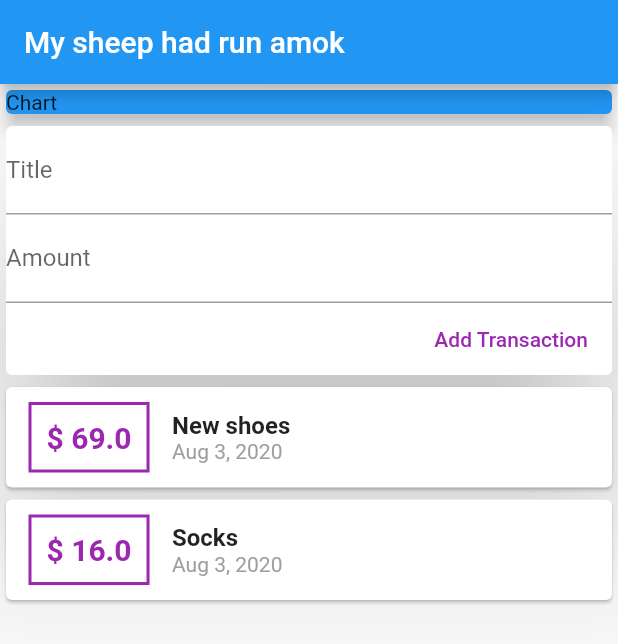
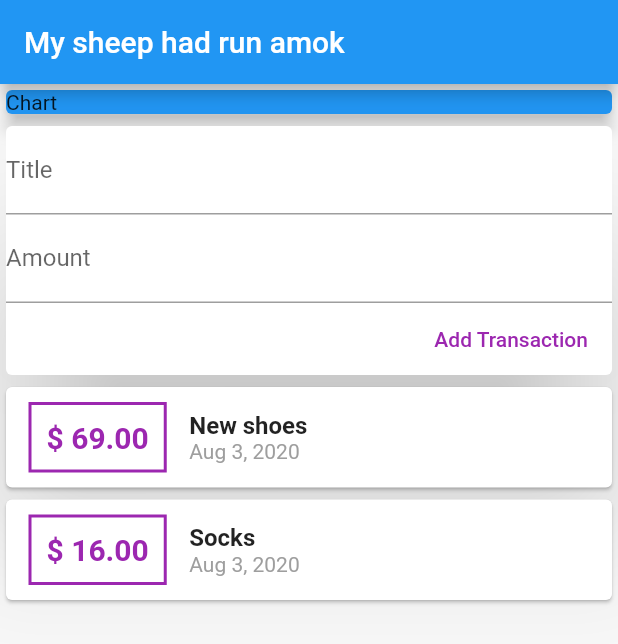
Before and after one commit to alegalliard/flutter-quiz, a Flutter app: the screen it shows after launch, after a tap on "Add Transaction", on a phone screen of 412 x 824 dp. Shown: the top 644 px of the screen. Run offline on Flutter 3.47's test engine with Material 2 defaults, Android fonts, the phone set to English and light mode, and no system bars.

Commit message:
ListView.builder, transactions widgets files

```diff
--- /dev/null
+++ b/lib/finance/widgets/new_transaction.dart
@@ -0,0 +1,64 @@
+import 'package:flutter/material.dart';
+
+class NewTransaction extends StatelessWidget {
+  final Function addTx;
+  final titleController = TextEditingController();
+  final amountController = TextEditingController();
+
+  NewTransaction(this.addTx);
+
+  void submitData() {
+    final enteredTitle = titleController.text;
+    final enteredAmount = double.parse(amountController.text);
+
+    if(enteredTitle.isEmpty || enteredAmount <= 0) {
+      return;
+    }
+
+    addTx(enteredTitle, enteredAmount);
+  }
+
+  @override
+  Widget build(BuildContext context) {
+    return Card(
+        elevation: 50,
+        child: Container(
+          child:
+          Column(
+            crossAxisAlignment: CrossAxisAlignment.end,
+            children: <Widget>[
+              TextField(
+                onSubmitted: (_) => submitData(),
+                cursorColor: Colors.purple,
+                controller: titleController,
+                decoration: InputDecoration(
+                  labelText: 'Title'
+                ),
+                onChanged: (value) {
+                  print(titleController.text);
+                },
+              ),
+              TextField(
+                onSubmitted: (_) => submitData(),
+                keyboardType: TextInputType.number,
+                cursorColor: Colors.purple,
+                controller: amountController,
+                decoration: InputDecoration(
+                  labelText: 'Amount'
+                ),
+                onChanged: (value) {
+
+                },
+              ),
+              FlatButton(
+                child: Text('Add Transaction'),
+                textColor: Colors.purple,
+                onPressed: submitData,
+              )
+            ],
+          )
+        ),
+      );
+
+  }
+}
--- /dev/null
+++ b/lib/finance/widgets/transaction_list.dart
@@ -0,0 +1,63 @@
+import 'package:flutter/material.dart';
+import 'package:intl/intl.dart';
+import 'package:max/finance/models/transaction.dart';
+
+class TransactionList extends StatelessWidget {
+
+  final List<Transaction> transactions;
+  TransactionList(this.transactions);
+
+  @override
+  Widget build(BuildContext context) {
+    return Container(
+      height: 300,
+      child: ListView.builder(
+        itemCount: transactions.length,
+        itemBuilder: (ctx, index) {
+          return Card(
+              child: Row(children: <Widget>[
+                Container(
+                  margin: EdgeInsets.symmetric(vertical: 10, horizontal: 15),
+                  decoration: BoxDecoration(
+                    border: Border.all(
+                      color: Colors.purple,
+                      width: 2
+                    )
+                  ),
+                  padding: EdgeInsets.all(10),
+
+                  child: Text(
+                    '\$ ${transactions[index].amount.toStringAsFixed(2)}', //string interpolation,
+                    style: TextStyle(
+                      fontWeight: FontWeight.bold,
+                      fontSize: 20,
+                      color: Colors.purple,
+                    ),
+                  ),
+                ),
+                Column(
+                  crossAxisAlignment: CrossAxisAlignment.start,
+
+                  children: <Widget>[
+                    Text(
+                      transactions[index].title,
+                      style: TextStyle(
+                        fontSize: 16,
+                        fontWeight: FontWeight.bold
+                      ),
+                    ),
+                    Text(
+                      // DateFormat('dd/MM/yyyy').format(tx.date),
+                      DateFormat.yMMMd().format(transactions[index].date),
+                      style: TextStyle(color: Colors.grey),
+                    )
+                  ],
+                )
+              ],
+            )
+          );
+        },
+      )
+    );
+  }
+}
--- /dev/null
+++ b/lib/finance/widgets/user_transactions.dart
@@ -0,0 +1,40 @@
+import 'package:flutter/material.dart';
+import 'package:intl/intl.dart';
+import 'package:max/finance/models/transaction.dart';
+import 'new_transaction.dart';
+import 'transaction_list.dart';
+
+class UserTransactions extends StatefulWidget {
+  @override
+  _UserTransactionsState createState() => _UserTransactionsState();
+}
+
+class _UserTransactionsState extends State<UserTransactions> {
+  final List<Transaction> _userTransaction = [
+    Transaction(id: 't1', title: 'New shoes', amount: 69.00, date: DateTime.now()),
+    Transaction(id: 't2', title: 'Socks', amount: 16.00, date: DateTime.now())
+  ];
+
+  void _addNewTransaction(String txTitle, double txAmount) {
+    final newTx = Transaction(
+        title: txTitle,
+        amount: txAmount,
+        date: DateTime.now(),
+        id: DateTime.now().toString()
+      );
+
+      setState(() {
+        _userTransaction.add(newTx);
+      });
+  }
+
+  @override
+  Widget build(BuildContext context) {
+    return Column(
+      children: <Widget>[
+        NewTransaction(_addNewTransaction),
+        TransactionList(_userTransaction)
+      ],
+    );
+  }
+}
--- a/lib/main.dart
+++ b/lib/main.dart
@@ -1,19 +1,13 @@
 import 'package:flutter/material.dart';
-import 'package:intl/intl.dart';
-import './finance/transaction.dart';
+import 'package:max/finance/widgets/user_transactions.dart';
+
+
 
 void main() {
   runApp(MyHomePage());
 }
 
 class MyHomePage extends StatelessWidget {
-  final List<Transaction> transactions = [
-    Transaction(id: 't1', title: 'New shoes', amount: 69.00, date: DateTime.now()),
-    Transaction(id: 't2', title: 'Socks', amount: 16.00, date: DateTime.now())
-  ];
-
-  // String titleInput;
-  // String amountInput;
 
   final titleController = TextEditingController();
   final amountController = TextEditingController();
@@ -27,7 +21,8 @@ class MyHomePage extends StatelessWidget {
         appBar: AppBar(
           title: Text('My sheep had run amok')
         ),
-        body: Column(
+        body: SingleChildScrollView(
+          child: Column(
             // mainAxisAlignment: MainAxisAlignment.spaceAround, //esse é o tipo o flex do flutter
             // crossAxisAlignment: CrossAxisAlignment.stretch,
             crossAxisAlignment: CrossAxisAlignment.start,
@@ -40,93 +35,10 @@ class MyHomePage extends StatelessWidget {
                   elevation: 5,
                 ),
               ),
-            Card(
-              elevation: 50,
-              child: Container(
-                child: Column(
-                  crossAxisAlignment: CrossAxisAlignment.end,
-                  children: <Widget>[
-                    TextField(
-                      cursorColor: Colors.purple,
-                      controller: titleController,
-                      decoration: InputDecoration(
-                        labelText: 'Title'
-                      ),
-                      onChanged: (value) {
-                        print(titleController.text);
-                      },
-                    ),
-                    TextField(
-                      cursorColor: Colors.purple,
-                      controller: amountController,
-                      decoration: InputDecoration(
-                        labelText: 'Amount'
-                      ),
-                      onChanged: (value) {
-
-                      },
-                    ),
-                    FlatButton(
-                      child: Text('Add Transaction'),
-                      textColor: Colors.purple,
-                      onPressed: () {
-                      },
-                    )
-                  ],
-                )
-              ),
-            ),
-            Column(
-              children: transactions.map((tx) {
-                return Card(
-                  child: Row(children: <Widget>[
-                    Container(
-                      margin: EdgeInsets.symmetric(vertical: 10, horizontal: 15),
-                      decoration: BoxDecoration(
-                        border: Border.all(
-                          color: Colors.purple,
-                          width: 2
-                        )
-                      ),
-                      padding: EdgeInsets.all(10),
-
-                      child: Text(
-                        '\$ ${tx.amount}', //string interpolation,
-                        style: TextStyle(
-                          fontWeight: FontWeight.bold,
-                          fontSize: 20,
-                          color: Colors.purple,
-                        ),
-                      ),
-                    ),
-                    Column(
-                      crossAxisAlignment: CrossAxisAlignment.start,
-
-                      children: <Widget>[
-                        Text(
-                          tx.title,
-                          style: TextStyle(
-                            fontSize: 16,
-                            fontWeight: FontWeight.bold
-                          ),
-                        ),
-                        Text(
-                          // DateFormat('dd/MM/yyyy').format(tx.date),
-                          DateFormat.yMMMd().format(tx.date),
-                          style: TextStyle(color: Colors.grey),
-                        )
-                      ],
-                    )
-                  ],
-                  )
-                );
-              }).toList(),
-            )
+              UserTransactions()
             ],
           ),
-
-
-
+        )
 
       ),
     );
```
Also changed, not shown: lib/finance/models/transaction.dart (renamed from lib/finance/transaction.dart). Lines whose indentation alone changed are shown as unchanged.
